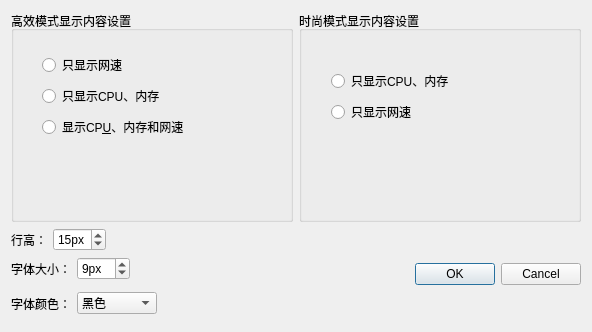
First picture: the form in pluginsettingdialog.ui, repository q77190858/dde-sys-monitor-plugin, before the edit.
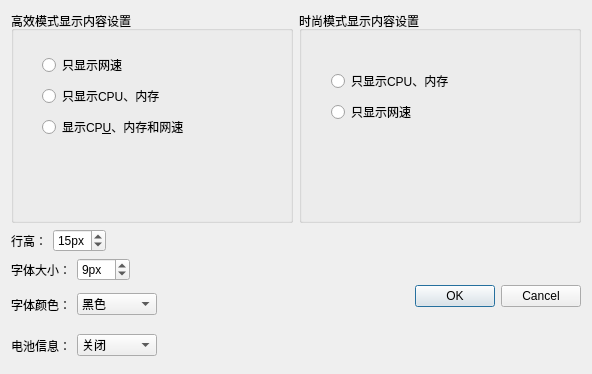
Second picture: the form after the edit.

Commit message: fix bat info bug

```diff
--- a/pluginsettingdialog.ui
+++ b/pluginsettingdialog.ui
@@ -10,7 +10,7 @@
     <x>0</x>
     <y>0</y>
     <width>592</width>
-    <height>332</height>
+    <height>374</height>
    </rect>
   </property>
   <property name="windowTitle">
@@ -243,6 +243,56 @@
        </item>
       </layout>
      </item>
+     <item>
+      <layout class="QHBoxLayout" name="horizontalLayout_4">
+       <item>
+        <widget class="QLabel" name="label_4">
+         <property name="text">
+          <string>电池信息：</string>
+         </property>
+        </widget>
+       </item>
+       <item>
+        <widget class="QComboBox" name="batInfoComboBox">
+         <property name="minimumSize">
+          <size>
+           <width>80</width>
+           <height>0</height>
+          </size>
+         </property>
+         <property name="currentText">
+          <string>关闭</string>
+         </property>
+         <property name="currentIndex">
+          <number>0</number>
+         </property>
+         <item>
+          <property name="text">
+           <string>关闭</string>
+          </property>
+         </item>
+         <item>
+          <property name="text">
+           <string>打开</string>
+          </property>
+         </item>
+        </widget>
+       </item>
+       <item>
+        <spacer name="horizontalSpacer_4">
+         <property name="orientation">
+          <enum>Qt::Horizontal</enum>
+         </property>
+         <property name="sizeHint" stdset="0">
+          <size>
+           <width>13</width>
+           <height>35</height>
+          </size>
+         </property>
+        </spacer>
+       </item>
+      </layout>
+     </item>
     </layout>
    </item>
    <item row="1" column="1">
```
The commit also changes 8 other files.
